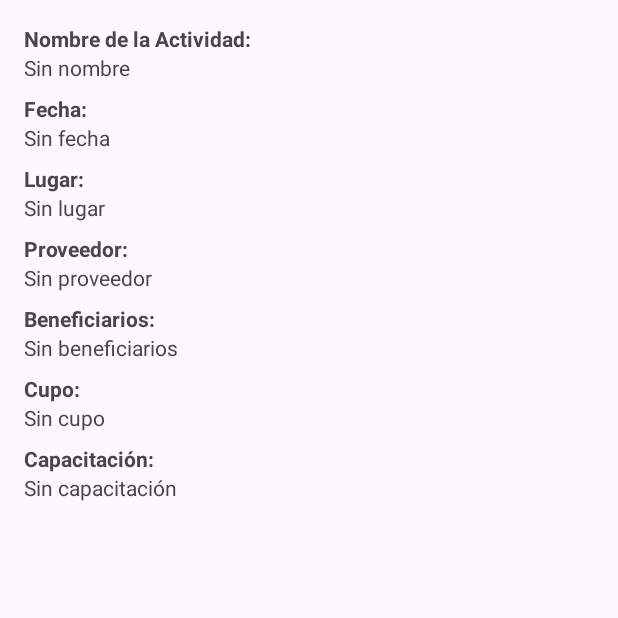
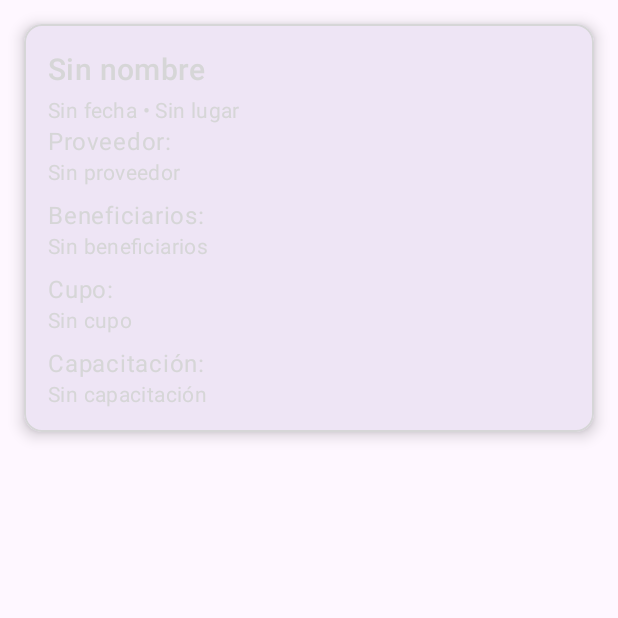
Before and after one commit to CcristoferR/Centro-Integral-Alerce, an Android app: the ActivityDetailActivity screen opened directly, with no data from a screen before it, on a phone screen of 412 x 824 dp, the top half of it. Run offline under Robolectric (Android 15) with nearby library versions, the phone set to English and light mode, and no system bars.

Commit message:
mejoras en el diseño del details

```diff
--- a/app/build.gradle.kts
+++ b/app/build.gradle.kts
@@ -49,7 +49,7 @@ dependencies {
 
     // Material CalendarView
     implementation("com.prolificinteractive:material-calendarview:1.4.3")
-
+    implementation ("com.google.android.material:material:1.9.0")
     implementation ("com.google.firebase:firebase-database:20.0.5") // Firebase Realtime Database
     implementation ("com.google.firebase:firebase-storage:20.0.0") // Firebase Storage (para archivos)
     implementation ("com.google.firebase:firebase-auth:21.0.1") // Firebase Auth (para autenticación)
--- a/app/src/main/java/com/gestionactividades/centrointegralalerce/ActivityDetailActivity.java
+++ b/app/src/main/java/com/gestionactividades/centrointegralalerce/ActivityDetailActivity.java
@@ -4,53 +4,60 @@ import android.content.Intent;
 import android.net.Uri;
 import android.os.Bundle;
 import android.view.View;
+import android.widget.Button;
 import android.widget.TextView;
 import androidx.appcompat.app.AppCompatActivity;
 
 public class ActivityDetailActivity extends AppCompatActivity {
+
+    private TextView activityNameTextView, activityDateLocationTextView;
+    private TextView providerTextView, beneficiariesTextView;
+    private TextView cupoTextView, capacitacionTextView;
+    private Button fileButton;
 
     @Override
     protected void onCreate(Bundle savedInstanceState) {
         super.onCreate(savedInstanceState);
         setContentView(R.layout.activity_detail);
 
-        // Recibir los datos de la actividad seleccionada
+        // Vincular vistas
+        activityNameTextView = findViewById(R.id.activityNameTextView);
+        activityDateLocationTextView = findViewById(R.id.activityDateLocationTextView);
+        providerTextView = findViewById(R.id.activityProviderTextView);
+        beneficiariesTextView = findViewById(R.id.activityBeneficiariesTextView);
+        cupoTextView = findViewById(R.id.activityCupoTextView);
+        capacitacionTextView = findViewById(R.id.activityCapacitacionTextView);
+        fileButton = findViewById(R.id.activityFileButton);
+
+        // Obtener datos del Intent
         String name = getIntent().getStringExtra("name");
         String fecha = getIntent().getStringExtra("fecha");
         String lugar = getIntent().getStringExtra("lugar");
         String oferentes = getIntent().getStringExtra("oferentes");
         String beneficiarios = getIntent().getStringExtra("beneficiarios");
-        String fileUrl = getIntent().getStringExtra("fileUrl");
         String cupo = getIntent().getStringExtra("cupo");
         String capacitacion = getIntent().getStringExtra("capacitacion");
+        String fileUrl = getIntent().getStringExtra("fileUrl");
 
-        // Configurar los TextViews con los datos recibidos
-        TextView nameTextView = findViewById(R.id.activityNameTextView);
-        TextView dateTextView = findViewById(R.id.activityDateTextView);
-        TextView locationTextView = findViewById(R.id.activityLocationTextView);
-        TextView providerTextView = findViewById(R.id.activityProviderTextView);
-        TextView beneficiariesTextView = findViewById(R.id.activityBeneficiariesTextView);
-        TextView cupoTextView = findViewById(R.id.activityCupoTextView);
-        TextView capacitacionTextView = findViewById(R.id.activityCapacitacionTextView);
-        TextView fileLinkTextView = findViewById(R.id.activityFileLinkTextView);
-
-        nameTextView.setText(name != null ? name : "Sin nombre");
-        dateTextView.setText(fecha != null ? fecha : "Sin fecha");
-        locationTextView.setText(lugar != null ? lugar : "Sin lugar");
+        // Configurar vistas con datos
+        activityNameTextView.setText(name != null ? name : "Sin nombre");
+        activityDateLocationTextView.setText(String.format("%s • %s",
+                fecha != null ? fecha : "Sin fecha",
+                lugar != null ? lugar : "Sin lugar"));
         providerTextView.setText(oferentes != null ? oferentes : "Sin proveedor");
         beneficiariesTextView.setText(beneficiarios != null ? beneficiarios : "Sin beneficiarios");
         cupoTextView.setText(cupo != null ? cupo : "Sin cupo");
         capacitacionTextView.setText(capacitacion != null ? capacitacion : "Sin capacitación");
 
-        // Configurar el enlace del archivo si está disponible
+        // Configurar botón de archivo adjunto
         if (fileUrl != null && !fileUrl.isEmpty()) {
-            fileLinkTextView.setVisibility(View.VISIBLE);
-            fileLinkTextView.setOnClickListener(v -> {
+            fileButton.setVisibility(View.VISIBLE);
+            fileButton.setOnClickListener(v -> {
                 Intent intent = new Intent(Intent.ACTION_VIEW, Uri.parse(fileUrl));
                 startActivity(intent);
             });
         } else {
-            fileLinkTextView.setVisibility(View.GONE);
+            fileButton.setVisibility(View.GONE);
         }
     }
 }
--- a/app/src/main/res/layout/activity_create.xml
+++ b/app/src/main/res/layout/activity_create.xml
@@ -1,4 +1,3 @@
-<!-- activity_create.xml -->
 <ScrollView xmlns:android="http://schemas.android.com/apk/res/android"
     android:layout_width="match_parent"
     android:layout_height="wrap_content">
--- a/app/src/main/res/layout/activity_detail.xml
+++ b/app/src/main/res/layout/activity_detail.xml
@@ -1,7 +1,17 @@
-<!-- activity_detail.xml -->
 <ScrollView xmlns:android="http://schemas.android.com/apk/res/android"
+    xmlns:app="http://schemas.android.com/apk/res-auto"
     android:layout_width="match_parent"
-    android:layout_height="wrap_content">
+    android:layout_height="match_parent">
+
+    <com.google.android.material.card.MaterialCardView
+        android:id="@+id/activityCardView"
+        android:layout_width="match_parent"
+        android:layout_height="wrap_content"
+        android:layout_margin="16dp"
+        app:cardCornerRadius="12dp"
+        app:cardElevation="6dp"
+        app:strokeWidth="1dp"
+        app:strokeColor="@color/dividerColor">
 
         <LinearLayout
             android:layout_width="match_parent"
@@ -9,49 +19,24 @@
             android:orientation="vertical"
             android:padding="16dp">
 
-        <!-- Nombre de la actividad -->
-        <TextView
-            android:id="@+id/activityNameLabel"
-            android:layout_width="wrap_content"
-            android:layout_height="wrap_content"
-            android:text="Nombre de la Actividad:"
-            android:textStyle="bold" />
-
+            <!-- Título de la Actividad -->
             <TextView
                 android:id="@+id/activityNameTextView"
-            android:layout_width="wrap_content"
+                android:layout_width="match_parent"
                 android:layout_height="wrap_content"
-            android:text="Nombre de la Actividad" />
+                android:text="Nombre de la Actividad"
+                android:textAppearance="@style/TextAppearance.MaterialComponents.Headline6"
+                android:textColor="@color/colorOnSurface" />
 
-        <!-- Fecha -->
+            <!-- Fecha y Lugar -->
             <TextView
-            android:id="@+id/activityDateLabel"
-            android:layout_width="wrap_content"
+                android:id="@+id/activityDateLocationTextView"
+                android:layout_width="match_parent"
                 android:layout_height="wrap_content"
-            android:text="Fecha:"
-            android:textStyle="bold"
-            android:paddingTop="8dp" />
-
-        <TextView
-            android:id="@+id/activityDateTextView"
-            android:layout_width="wrap_content"
-            android:layout_height="wrap_content"
-            android:text="Fecha de la Actividad" />
-
-        <!-- Lugar -->
-        <TextView
-            android:id="@+id/activityLocationLabel"
-            android:layout_width="wrap_content"
-            android:layout_height="wrap_content"
-            android:text="Lugar:"
-            android:textStyle="bold"
-            android:paddingTop="8dp" />
-
-        <TextView
-            android:id="@+id/activityLocationTextView"
-            android:layout_width="wrap_content"
-            android:layout_height="wrap_content"
-            android:text="Lugar de la Actividad" />
+                android:text="Fecha • Lugar"
+                android:textAppearance="@style/TextAppearance.MaterialComponents.Body2"
+                android:textColor="@color/textColorSecondary"
+                android:paddingTop="4dp" />
 
             <!-- Proveedor -->
             <TextView
@@ -59,14 +44,16 @@
                 android:layout_width="wrap_content"
                 android:layout_height="wrap_content"
                 android:text="Proveedor:"
-            android:textStyle="bold"
-            android:paddingTop="8dp" />
+                android:textAppearance="@style/TextAppearance.MaterialComponents.Body1"
+                android:textColor="@color/textColorPrimary" />
 
             <TextView
                 android:id="@+id/activityProviderTextView"
-            android:layout_width="wrap_content"
+                android:layout_width="match_parent"
                 android:layout_height="wrap_content"
-            android:text="Proveedor" />
+                android:text="Nombre del Proveedor"
+                android:textAppearance="@style/TextAppearance.MaterialComponents.Body2"
+                android:textColor="@color/colorOnSurface" />
 
             <!-- Beneficiarios -->
             <TextView
@@ -74,14 +61,17 @@
                 android:layout_width="wrap_content"
                 android:layout_height="wrap_content"
                 android:text="Beneficiarios:"
-            android:textStyle="bold"
+                android:textAppearance="@style/TextAppearance.MaterialComponents.Body1"
+                android:textColor="@color/textColorPrimary"
                 android:paddingTop="8dp" />
 
             <TextView
                 android:id="@+id/activityBeneficiariesTextView"
-            android:layout_width="wrap_content"
+                android:layout_width="match_parent"
                 android:layout_height="wrap_content"
-            android:text="Beneficiarios" />
+                android:text="Lista de beneficiarios"
+                android:textAppearance="@style/TextAppearance.MaterialComponents.Body2"
+                android:textColor="@color/colorOnSurface" />
 
             <!-- Cupo -->
             <TextView
@@ -89,14 +79,17 @@
                 android:layout_width="wrap_content"
                 android:layout_height="wrap_content"
                 android:text="Cupo:"
-            android:textStyle="bold"
+                android:textAppearance="@style/TextAppearance.MaterialComponents.Body1"
+                android:textColor="@color/textColorPrimary"
                 android:paddingTop="8dp" />
 
             <TextView
                 android:id="@+id/activityCupoTextView"
-            android:layout_width="wrap_content"
+                android:layout_width="match_parent"
                 android:layout_height="wrap_content"
-            android:text="Cupo" />
+                android:text="Cantidad de cupos"
+                android:textAppearance="@style/TextAppearance.MaterialComponents.Body2"
+                android:textColor="@color/colorOnSurface" />
 
             <!-- Capacitación -->
             <TextView
@@ -104,24 +97,32 @@
                 android:layout_width="wrap_content"
                 android:layout_height="wrap_content"
                 android:text="Capacitación:"
-            android:textStyle="bold"
+                android:textAppearance="@style/TextAppearance.MaterialComponents.Body1"
+                android:textColor="@color/textColorPrimary"
                 android:paddingTop="8dp" />
 
             <TextView
                 android:id="@+id/activityCapacitacionTextView"
-            android:layout_width="wrap_content"
+                android:layout_width="match_parent"
                 android:layout_height="wrap_content"
-            android:text="Capacitación" />
+                android:text="Información de capacitación"
+                android:textAppearance="@style/TextAppearance.MaterialComponents.Body2"
+                android:textColor="@color/colorOnSurface" />
 
-        <!-- Archivo adjunto -->
-        <TextView
-            android:id="@+id/activityFileLinkTextView"
+            <!-- Botón para Abrir Archivo Adjunto -->
+            <com.google.android.material.button.MaterialButton
+                android:id="@+id/activityFileButton"
                 android:layout_width="wrap_content"
                 android:layout_height="wrap_content"
                 android:text="Abrir archivo adjunto"
-            android:textColor="@android:color/holo_blue_dark"
-            android:visibility="gone"
-            android:clickable="true"
-            android:paddingTop="16dp" />
+                android:layout_marginTop="16dp"
+                app:backgroundTint="@color/colorPrimary"
+                app:cornerRadius="8dp"
+                app:rippleColor="@color/colorSecondary"
+                android:textColor="@color/colorOnPrimary" />
+
         </LinearLayout>
+
+    </com.google.android.material.card.MaterialCardView>
+
 </ScrollView>
```
Lines whose indentation alone changed are shown as unchanged.
